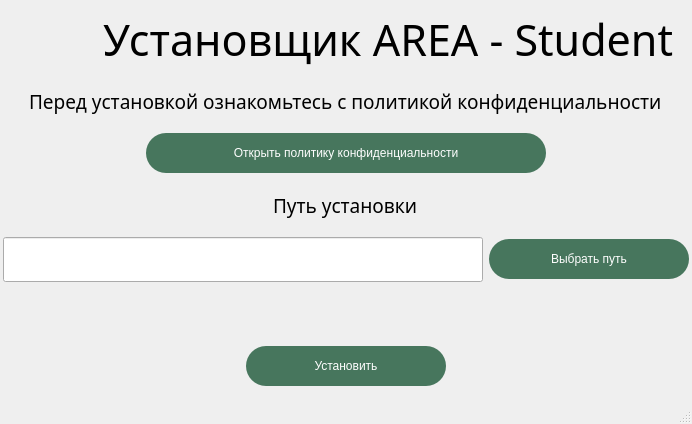
First picture: the form in ui.ui, repository AREA-team/Student-Setup, before the edit.
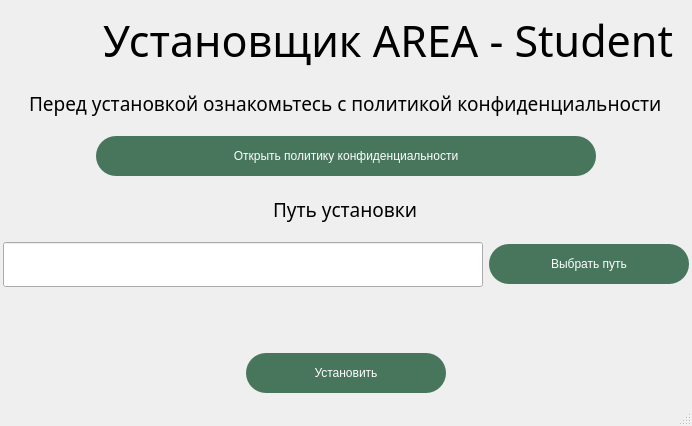
Second picture: the form after the edit. Icons and pictures are not drawn.

Diff of the .ui file:
```diff
--- a/ui.ui
+++ b/ui.ui
@@ -7,7 +7,7 @@
     <x>0</x>
     <y>0</y>
     <width>692</width>
-    <height>424</height>
+    <height>426</height>
    </rect>
   </property>
   <property name="windowTitle">
@@ -111,14 +111,14 @@
     <item alignment="Qt::AlignHCenter">
      <widget class="QPushButton" name="privacy_policy_btn">
       <property name="sizePolicy">
-       <sizepolicy hsizetype="Preferred" vsizetype="Fixed">
+       <sizepolicy hsizetype="MinimumExpanding" vsizetype="Fixed">
         <horstretch>0</horstretch>
         <verstretch>0</verstretch>
        </sizepolicy>
       </property>
       <property name="minimumSize">
        <size>
-        <width>400</width>
+        <width>500</width>
         <height>40</height>
        </size>
       </property>
```
